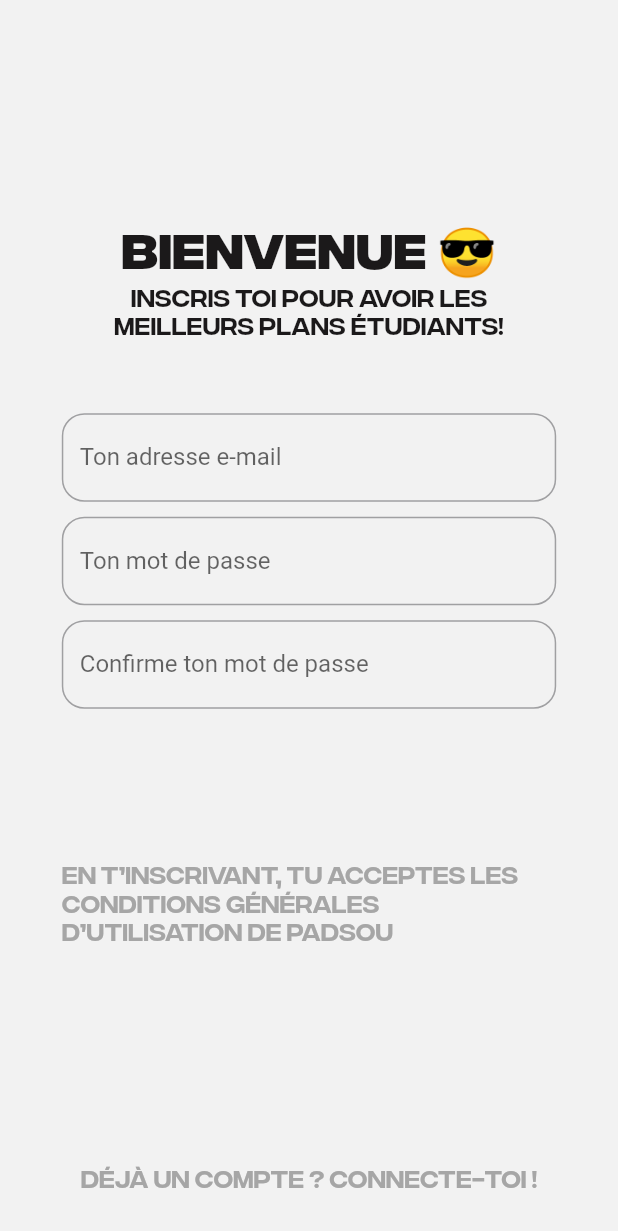
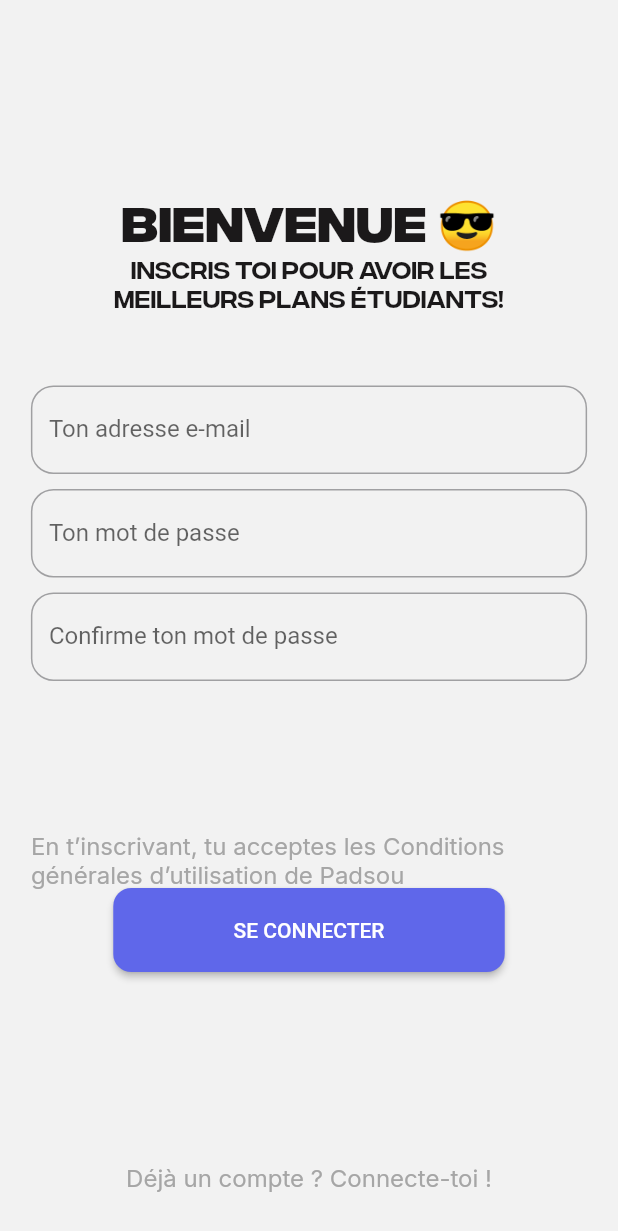
Before and after one commit to luca328/yapasdsou, a Flutter app: the screen it shows after launch, on a phone screen of 412 x 824 dp. Shown: the top 1231 px of the screen. Run offline on Flutter 3.47's test engine with Material 2 defaults, Android fonts, the phone set to English and light mode, and no system bars; our stand-ins replace carousel_indicator.

Commit message:
updated second page

```diff
--- a/yapadsou/lib/views/register.dart
+++ b/yapadsou/lib/views/register.dart
@@ -1,6 +1,7 @@
 import 'package:flutter/material.dart';
 import 'package:yapadsou/ui/typographie.dart';
 import 'package:yapadsou/assets/colors/colors.dart';
+import 'package:yapadsou/widgets/button.dart';
 import 'package:yapadsou/widgets/inputs.dart';
 
 
@@ -27,27 +28,36 @@ class _RegisterState extends State<Register> {
           Form(
             key: _formKey,
             child: Container(
-              width: MediaQuery.of(context).size.width*0.8,
+              width: MediaQuery.of(context).size.width*0.9,
               color: CustomColors.brokenWhite,
               child: Column(
                 children: <Widget>[
                   const Inputs(
                     inputKey: "email",
                     inputText: "Ton adresse e-mail",
+                    obscured: false,
                   ),
                   const SizedBox(height: 10),
                   const Inputs(
                     inputKey: "password",
                     inputText: "Ton mot de passe",
+                    obscured: true,
                   ),
                   const SizedBox(height: 10),
                   const Inputs(
                     inputKey: "confirm",
                     inputText: "Confirme ton mot de passe",
+                    obscured: true,
                   ),
                   const SizedBox(height: 100),
-                  Text("En t’inscrivant, tu acceptes les Conditions générales d’utilisation de Padsou", style: CustomTextStyles.normalText(),),
-
+                  Text("En t’inscrivant, tu acceptes les Conditions générales d’utilisation de Padsou", style: CustomTextStyles.normalInterText(),),
+                  SimpleButton(text: "SE CONNECTER", pressed: () =>  {
+                    if (_formKey.currentState!.validate()) {
+                      ScaffoldMessenger.of(context).showSnackBar(
+                        const SnackBar(content: Text('Processing Data')),
+                        ),
+                    }
+                  }, color: CustomColors.blue),
                 ],
               ),
             ),
@@ -55,7 +65,7 @@ class _RegisterState extends State<Register> {
           const Spacer(),
           Padding(
             padding: const EdgeInsets.only(bottom: 30),
-            child: Text("Déjà un compte ? Connecte-toi !", style: CustomTextStyles.normalText(),),
+            child: Text("Déjà un compte ? Connecte-toi !", style: CustomTextStyles.normalInterText(),),
           )
         ],
       ),
--- a/yapadsou/lib/widgets/inputs.dart
+++ b/yapadsou/lib/widgets/inputs.dart
@@ -5,10 +5,12 @@ class Inputs extends StatelessWidget {
     super.key,
     required this.inputKey,
     required this.inputText,
+    this.obscured = false,
   });
 
   final String inputKey;
   final String inputText;
+  final bool obscured;
 
   @override
   Widget build(BuildContext context) {
@@ -20,7 +22,7 @@ class Inputs extends StatelessWidget {
         return null;
       },
       key: Key(inputKey),
-      obscureText: true,
+      obscureText: obscured,
       decoration: InputDecoration(
         border: const OutlineInputBorder(
             borderRadius: BorderRadius.all(Radius.circular(15))),
--- a/yapadsou/lib/yapadsou.dart
+++ b/yapadsou/lib/yapadsou.dart
@@ -13,6 +13,6 @@ class Yapasdsou extends StatelessWidget {
         theme: ThemeData(
           colorScheme: ColorScheme.fromSeed(seedColor: CustomColors.blue),
         ),
-        home: const Scaffold(body: Register()));
+        home: const Scaffold(resizeToAvoidBottomInset: false, body: Register()));
   }
 }
```
